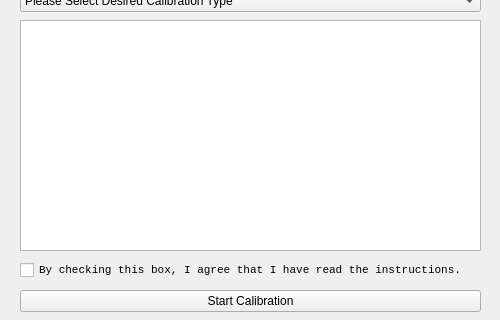
The window that industrial_calibration_gui/src/calibration_widget.ui (jdlangs/IC2) describes before a commit, drawn with Qt 5; both pictures show x 0 to 500 and y 180 to 500 of the 500 by 500 pixel window.
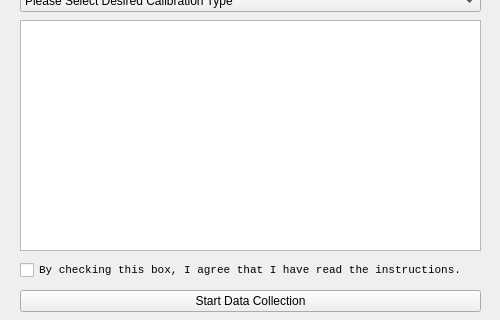
The same window after the commit. The open tabs and pages were chosen to show the change. Icons and pictures are not drawn.

Commit message: Added features to save data

What changed in the file:
```diff
--- a/industrial_calibration_gui/src/calibration_widget.ui
+++ b/industrial_calibration_gui/src/calibration_widget.ui
@@ -186,7 +186,7 @@
       <string>By checking this box, I agree that I have read the instructions.</string>
      </property>
     </widget>
-    <widget class="QPushButton" name="start_calibration_button">
+    <widget class="QPushButton" name="start_data_collection_button">
      <property name="geometry">
       <rect>
        <x>20</x>
@@ -196,12 +196,12 @@
       </rect>
      </property>
      <property name="text">
-      <string>Start Calibration</string>
+      <string>Start Data Collection</string>
      </property>
     </widget>
    </widget>
    <widget class="QWidget" name="data_collection">
-    <widget class="QPushButton" name="pushButton">
+    <widget class="QPushButton" name="start_calibration_button">
      <property name="geometry">
       <rect>
        <x>349</x>
```
Left out of the diff: 2 changed lines with no effect on the pictures. The commit also changes 2 other files.
